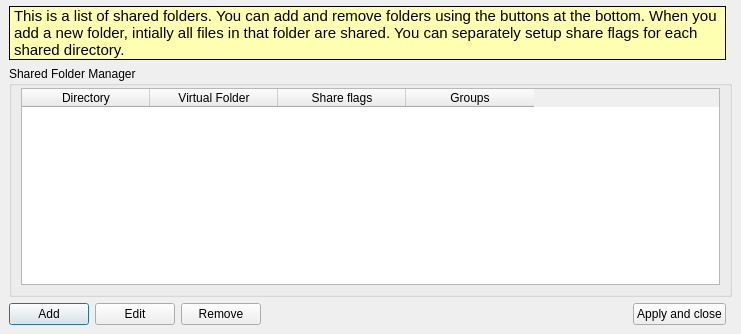
Before: the Qt Designer form retroshare-gui/src/gui/ShareManager.ui in RetroShare/RetroShare, drawn with Qt 5.
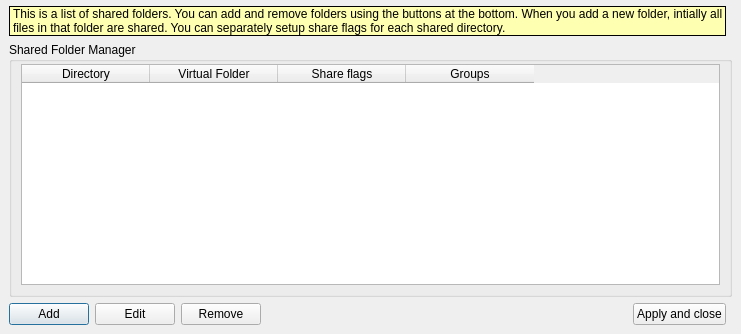
After: the same form once the commit is applied. Icons and pictures are not drawn. Custom widgets are drawn as their Qt base class.

Commit message: Moved font size definitions from ui files to default qss.

Patch:
```diff
--- a/retroshare-gui/src/gui/ShareManager.ui
+++ b/retroshare-gui/src/gui/ShareManager.ui
@@ -273,12 +273,6 @@
           </disabled>
          </palette>
         </property>
-        <property name="font">
-         <font>
-          <family>Tahoma</family>
-          <pointsize>11</pointsize>
-         </font>
-        </property>
         <property name="autoFillBackground">
          <bool>true</bool>
         </property>
@@ -302,6 +296,11 @@
   </layout>
  </widget>
  <customwidgets>
+  <customwidget>
+   <class>StyledLabel</class>
+   <extends>QLabel</extends>
+   <header>gui/common/StyledLabel.h</header>
+  </customwidget>
   <customwidget>
    <class>HeaderFrame</class>
    <extends>QFrame</extends>
```
Left out of the diff: 2 changed lines with no effect on the pictures. The commit also changes 6 other files.
